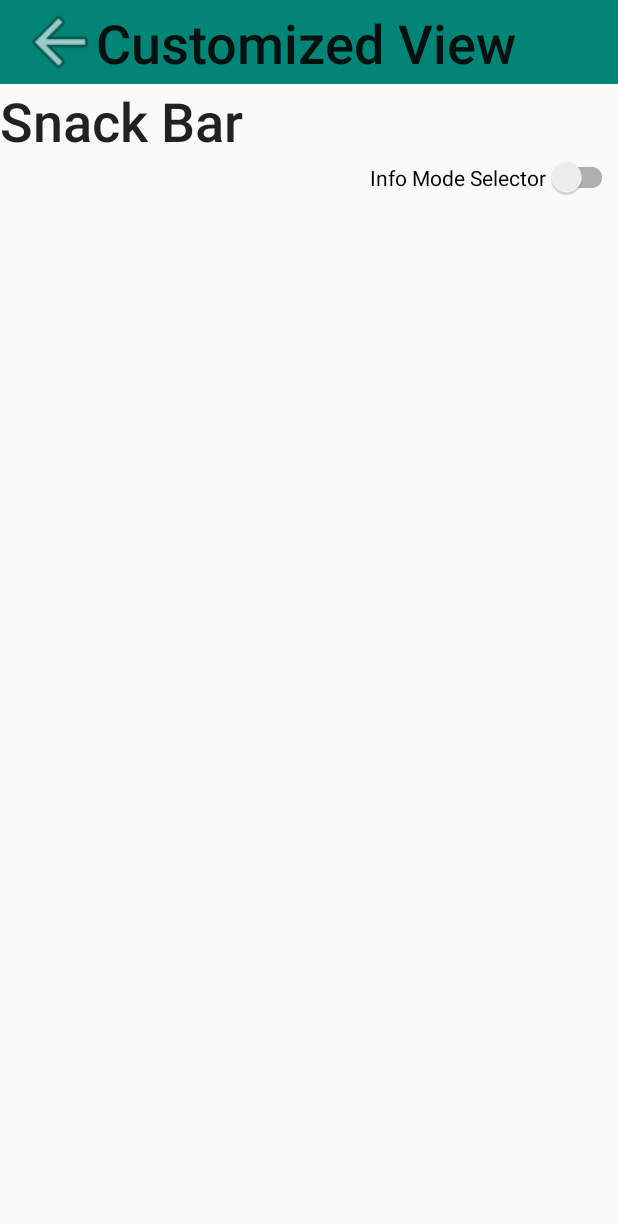
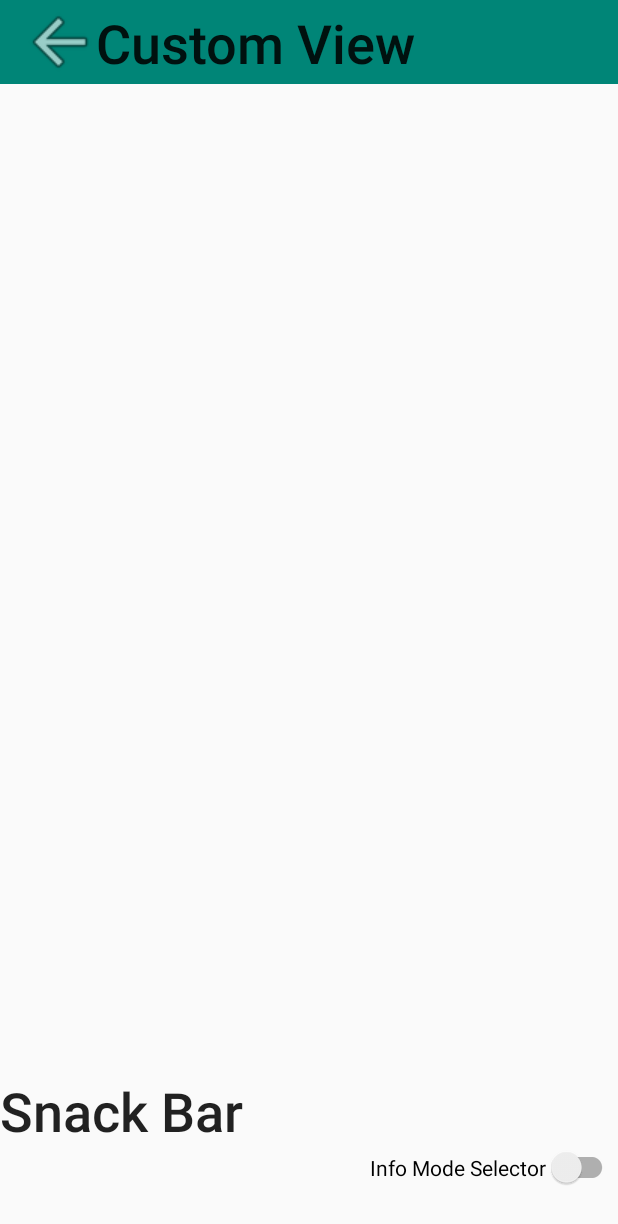
Before and after one commit to Pavel-IT-Courses/HomeTask1, an Android app: the CustomizedViewActivity screen opened directly, with no data from a screen before it, on a phone screen of 412 x 824 dp. Shown: the top 1224 px of the screen. Run offline under Robolectric (Android 15) with nearby library versions, the phone set to English and light mode, and no system bars.

Commit message:
imtermediate save

```diff
--- a/homework2/src/main/java/com/gmail/pavkascool/homework2/view/CustomizedViewActivity.java
+++ b/homework2/src/main/java/com/gmail/pavkascool/homework2/view/CustomizedViewActivity.java
@@ -29,7 +29,7 @@ public class CustomizedViewActivity extends AppCompatActivity implements View.On
         getSupportActionBar().setTitle("");
         mode = findViewById(R.id.mode);
         toolText = findViewById(R.id.tb_action);
-        toolText.setText("Customized View");
+        toolText.setText("Custom View");
         backButton = findViewById(R.id.tb_back);
         backButton.setOnClickListener(this);
         switchButton = findViewById(R.id.switch_button);
--- a/homework2/src/main/res/layout/activity_customized_view.xml
+++ b/homework2/src/main/res/layout/activity_customized_view.xml
@@ -10,6 +10,11 @@
         layout="@layout/toolbar_simple"
         android:id="@+id/tb"
     />
+    <LinearLayout android:layout_width="match_parent" android:layout_height="0dp"
+                  android:layout_weight="1">
+
+    </LinearLayout>
+
     <TextView android:layout_width="wrap_content" android:layout_height="wrap_content"
               android:layout_gravity="start"
               android:text="@string/snack"
```
Also changed, not shown: homework2/src/main/java/com/gmail/pavkascool/homework2/view/CustomView.java (added, +18 -0 lines).
